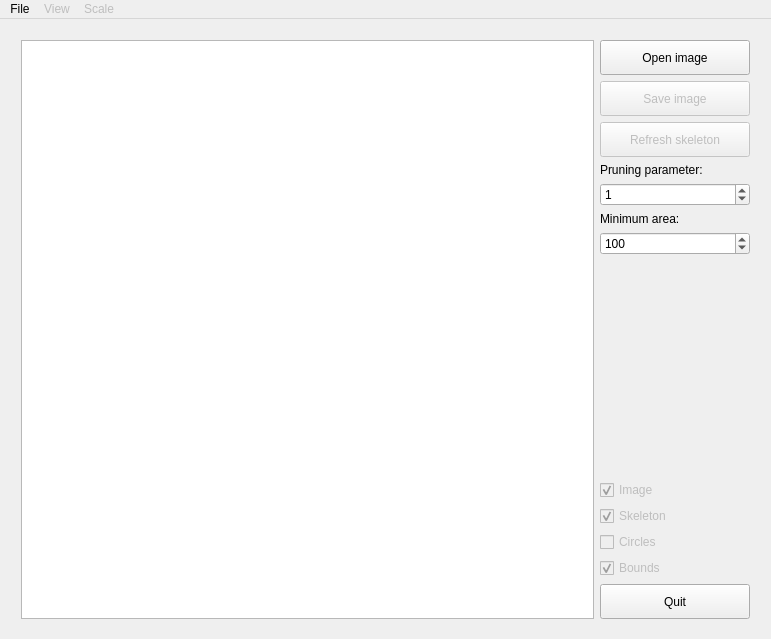
OLEGator30/SPaV, file skeletonvisualization.ui: the form before one commit.
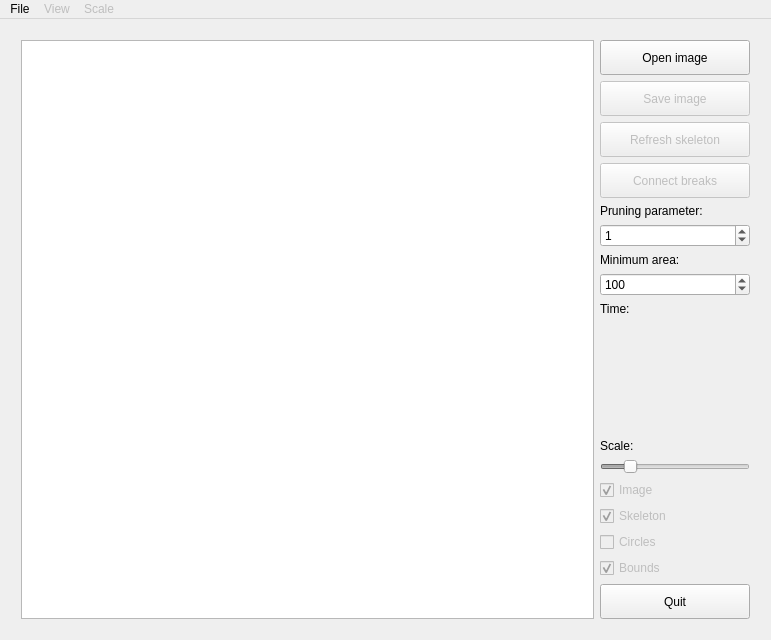
The form after the commit. Icons and pictures are not drawn.

Commit message: Add icon and scale slider

```diff
--- a/skeletonvisualization.ui
+++ b/skeletonvisualization.ui
@@ -10,7 +10,7 @@
     <x>0</x>
     <y>0</y>
     <width>771</width>
-    <height>639</height>
+    <height>640</height>
    </rect>
   </property>
   <property name="contextMenuPolicy">
@@ -83,6 +83,22 @@
          </property>
         </widget>
        </item>
+       <item>
+        <widget class="QPushButton" name="buttonConnect">
+         <property name="enabled">
+          <bool>false</bool>
+         </property>
+         <property name="minimumSize">
+          <size>
+           <width>150</width>
+           <height>35</height>
+          </size>
+         </property>
+         <property name="text">
+          <string>Connect breaks</string>
+         </property>
+        </widget>
+       </item>
        <item>
         <widget class="QLabel" name="labelPruning">
          <property name="text">
@@ -126,7 +142,7 @@
           </sizepolicy>
          </property>
          <property name="text">
-          <string/>
+          <string>Time:</string>
          </property>
         </widget>
        </item>
@@ -143,6 +159,44 @@
          </property>
         </spacer>
        </item>
+       <item>
+        <widget class="QLabel" name="labelScale">
+         <property name="text">
+          <string>Scale:</string>
+         </property>
+        </widget>
+       </item>
+       <item>
+        <widget class="QSlider" name="sliderScale">
+         <property name="enabled">
+          <bool>false</bool>
+         </property>
+         <property name="sizePolicy">
+          <sizepolicy hsizetype="Minimum" vsizetype="Fixed">
+           <horstretch>0</horstretch>
+           <verstretch>0</verstretch>
+          </sizepolicy>
+         </property>
+         <property name="minimum">
+          <number>20</number>
+         </property>
+         <property name="maximum">
+          <number>500</number>
+         </property>
+         <property name="singleStep">
+          <number>10</number>
+         </property>
+         <property name="pageStep">
+          <number>100</number>
+         </property>
+         <property name="value">
+          <number>100</number>
+         </property>
+         <property name="orientation">
+          <enum>Qt::Horizontal</enum>
+         </property>
+        </widget>
+       </item>
        <item>
         <widget class="QCheckBox" name="checkBoxImage">
          <property name="enabled">
```
Left out of the diff: 25 changed lines with no effect on the pictures. The commit also changes 6 other files.
